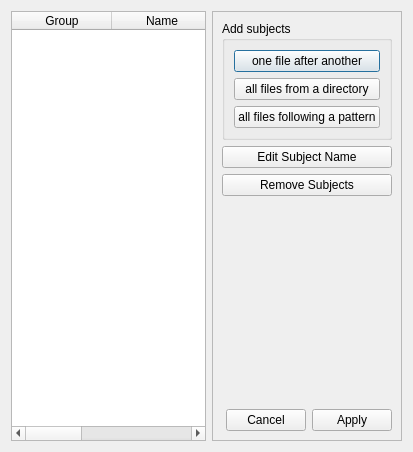
brainvisa/morphologist, file morphologist/gui/ui/manage_subjects_of_a_study.ui: the form before one commit.
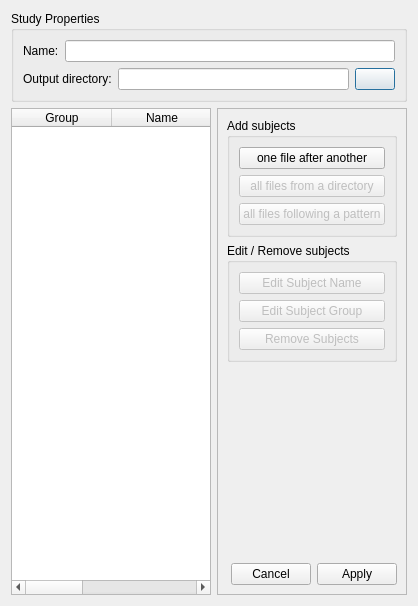
The form after the commit. Icons and pictures are not drawn.

Commit message: ENH: add editing/defining name/output directory of the current study

```diff
--- a/morphologist/gui/ui/manage_subjects_of_a_study.ui
+++ b/morphologist/gui/ui/manage_subjects_of_a_study.ui
@@ -6,8 +6,8 @@
    <rect>
     <x>0</x>
     <y>0</y>
-    <width>413</width>
-    <height>452</height>
+    <width>415</width>
+    <height>606</height>
    </rect>
   </property>
   <property name="windowTitle">
@@ -16,8 +16,58 @@
   <property name="modal">
    <bool>true</bool>
   </property>
+  <layout class="QVBoxLayout" name="verticalLayout_4">
+   <item>
+    <widget class="QGroupBox" name="study_properties_groupBox">
+     <property name="title">
+      <string>Study Properties</string>
+     </property>
+     <layout class="QVBoxLayout" name="verticalLayout_3">
+      <item>
   <layout class="QHBoxLayout" name="horizontalLayout">
    <item>
+         <widget class="QLabel" name="studyname_label">
+          <property name="text">
+           <string>Name:</string>
+          </property>
+         </widget>
+        </item>
+        <item>
+         <widget class="QLineEdit" name="studyname_lineEdit"/>
+        </item>
+       </layout>
+      </item>
+      <item>
+       <layout class="QHBoxLayout" name="horizontalLayout_3">
+        <item>
+         <widget class="QLabel" name="outputdir_label">
+          <property name="text">
+           <string>Output directory:</string>
+          </property>
+         </widget>
+        </item>
+        <item>
+         <widget class="QLineEdit" name="outputdir_lineEdit"/>
+        </item>
+        <item>
+         <widget class="QPushButton" name="outputdir_button">
+          <property name="text">
+           <string/>
+          </property>
+          <property name="icon">
+           <iconset resource="../../../resources/morphologist.qrc">
+            <normaloff>:/icons/open.png</normaloff>:/icons/open.png</iconset>
+          </property>
+         </widget>
+        </item>
+       </layout>
+      </item>
+     </layout>
+    </widget>
+   </item>
+   <item>
+    <layout class="QHBoxLayout" name="horizontalLayout_2">
+     <item>
     <widget class="QTableWidget" name="subjects_tablewidget">
      <property name="sizePolicy">
       <sizepolicy hsizetype="Minimum" vsizetype="Expanding">
@@ -27,7 +77,7 @@
      </property>
      <property name="minimumSize">
       <size>
-       <width>150</width>
+         <width>200</width>
        <height>0</height>
       </size>
      </property>
@@ -120,6 +170,9 @@
          </item>
          <item>
           <widget class="QPushButton" name="add_subjects_from_a_directory_button">
+             <property name="enabled">
+              <bool>false</bool>
+             </property>
            <property name="text">
             <string>all files from a directory</string>
            </property>
@@ -127,6 +180,9 @@
          </item>
          <item>
           <widget class="QPushButton" name="add_subjects_from_a_pattern_button">
+             <property name="enabled">
+              <bool>false</bool>
+             </property>
            <property name="text">
             <string>all files following a pattern</string>
            </property>
@@ -136,19 +192,44 @@
        </widget>
       </item>
       <item>
+         <widget class="QGroupBox" name="edit_subjects_groupBox">
+          <property name="title">
+           <string>Edit / Remove subjects</string>
+          </property>
+          <layout class="QVBoxLayout" name="verticalLayout_5">
+           <item>
        <widget class="QPushButton" name="edit_subject_name_button">
+             <property name="enabled">
+              <bool>false</bool>
+             </property>
         <property name="text">
          <string>Edit Subject Name</string>
         </property>
        </widget>
       </item>
+           <item>
+            <widget class="QPushButton" name="edit_subject_group_button">
+             <property name="enabled">
+              <bool>false</bool>
+             </property>
+             <property name="text">
+              <string>Edit Subject Group</string>
+             </property>
+            </widget>
+           </item>
       <item>
        <widget class="QPushButton" name="remove_subjects_button">
+             <property name="enabled">
+              <bool>false</bool>
+             </property>
         <property name="text">
          <string>Remove Subjects</string>
         </property>
        </widget>
       </item>
+          </layout>
+         </widget>
+        </item>
       <item>
        <spacer name="verticalSpacer">
         <property name="orientation">
@@ -173,6 +254,8 @@
     </widget>
    </item>
   </layout>
+   </item>
+  </layout>
  </widget>
  <resources/>
  <connections/>
```
Left out of the diff: 8 changed lines with no effect on the pictures. Lines whose indentation alone changed are shown as unchanged.
